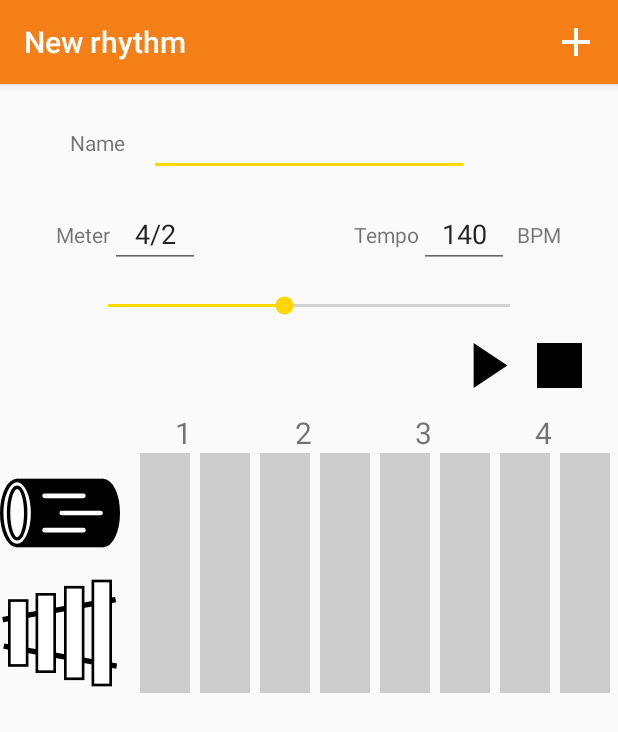
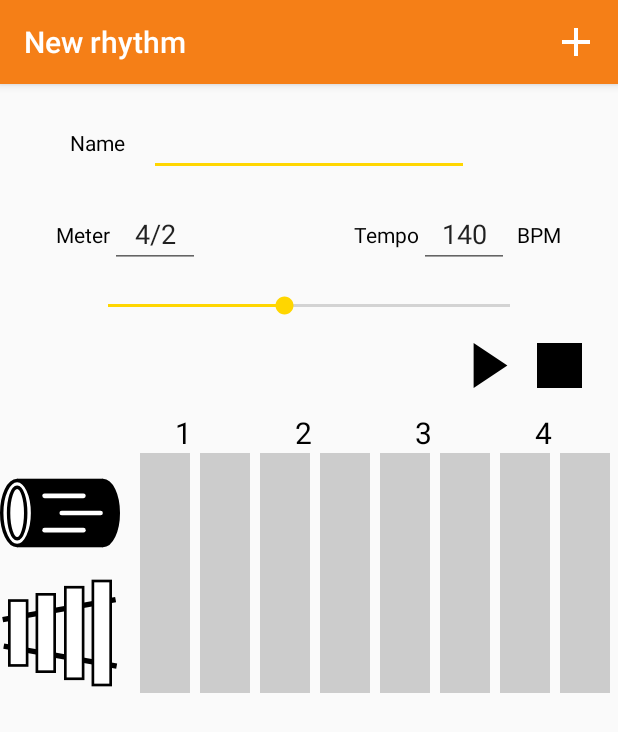
Before and after one commit to werekkk/pam, an Android app: the RhythmDetailsActivity screen opened directly, with no data from a screen before it, on a phone screen of 412 x 824 dp. Shown: the top 732 px of the screen. Run offline under Robolectric (Android 15) with nearby library versions, the phone set to English and light mode, and no system bars; our stand-ins replace navigation-ui.

Commit message:
Add meter to Rhythm list, change global TextView text color to black

```diff
--- a/app/src/main/java/jwernikowski/pam_lab/ui/rhythms/RhythmAdapter.kt
+++ b/app/src/main/java/jwernikowski/pam_lab/ui/rhythms/RhythmAdapter.kt
@@ -36,6 +36,7 @@ class RhythmAdapter(val clickListener: (Rhythm) -> Unit):
 
     class RhythmViewHolder(itemView: View): RecyclerView.ViewHolder(itemView) {
         private val rhythmName: TextView = itemView.findViewById(R.id.rhythmName)
+        private val rhythmMeter: TextView = itemView.findViewById(R.id.meter)
 
         private lateinit var _rhythm: Rhythm
 
@@ -44,6 +45,7 @@ class RhythmAdapter(val clickListener: (Rhythm) -> Unit):
             set(r) {
                 _rhythm = r
                 rhythmName.text = r.name
+                rhythmMeter.text = r.meter.toString()
             }
     }
 }
--- a/app/src/main/res/values/styles.xml
+++ b/app/src/main/res/values/styles.xml
@@ -4,13 +4,14 @@
         <item name="colorPrimary">@color/primaryColor</item>
         <item name="colorPrimaryDark">@color/primaryDarkColor</item>
         <item name="colorAccent">@color/secondaryColor</item>
-<!--        <item name="android:textViewStyle">@style/RobotoTextViewStyle</item>-->
+        <item name="android:textViewStyle">@style/RobotoTextViewStyle</item>
 <!--        <item name="buttonStyle">@style/RobotoButtonStyle</item>-->
     </style>
 
 
     <style name="RobotoTextViewStyle" parent="android:Widget.TextView">
         <item name="android:fontFamily">sans-serif</item>
+        <item name="android:textColor">@color/black</item>
     </style>
     <style name="RobotoButtonStyle" parent="android:Widget.Button">
         <item name="android:fontFamily">sans-serif-light</item>
```
Also changed, not shown: app/src/main/res/layout/item_rythm.xml (+11 -0 lines).
